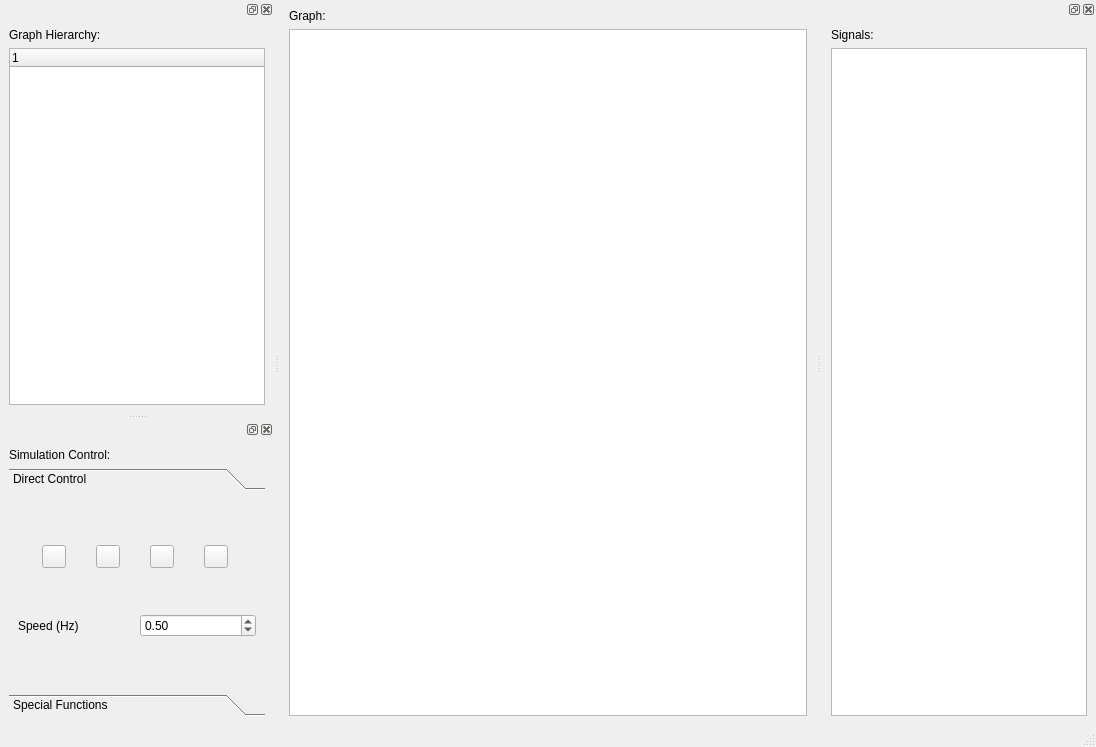
Above: libs/metaHDL_vis_qt/source/metaHDL_vis_Qt/MainWindowSimulate.ui from synogate/gatery before the change. Below: the same form after it.
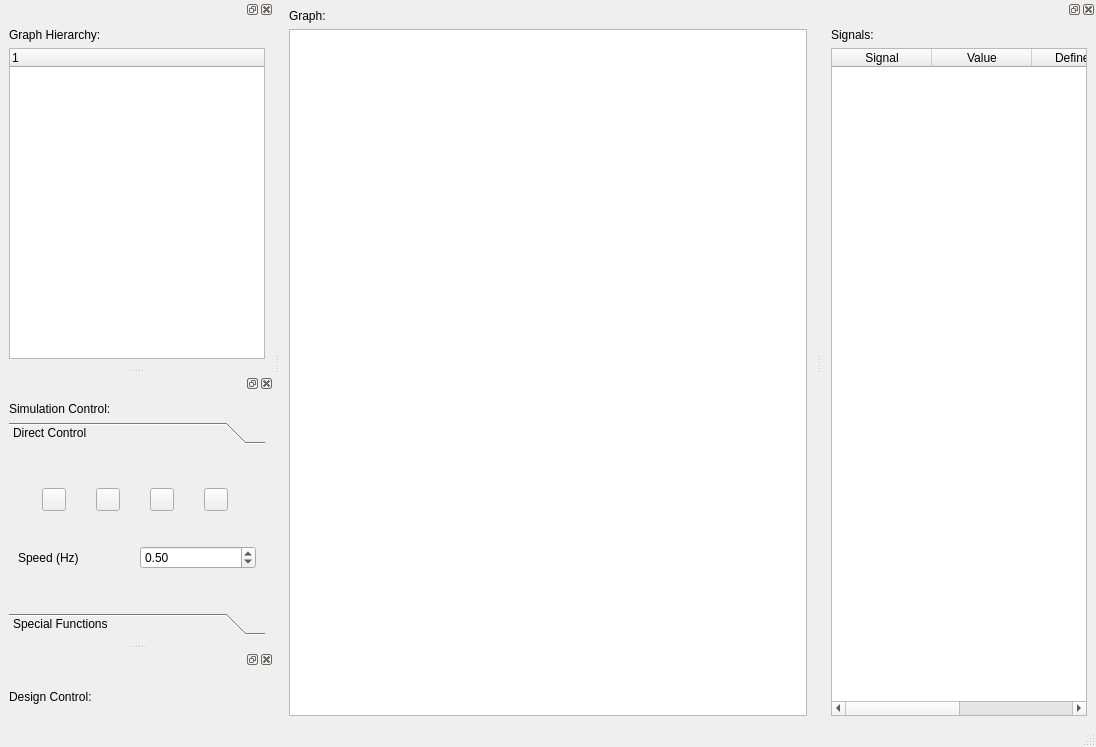
That is the form after the change. Icons and pictures are not drawn. Custom widgets are drawn as their Qt base class.

Patch:
```diff
--- a/libs/metaHDL_vis_qt/source/metaHDL_vis_Qt/MainWindowSimulate.ui
+++ b/libs/metaHDL_vis_qt/source/metaHDL_vis_Qt/MainWindowSimulate.ui
@@ -52,7 +52,28 @@
       </widget>
      </item>
      <item>
-      <widget class="QTableWidget" name="tableWidget"/>
+      <widget class="QTableWidget" name="tableWidget_signals">
+       <column>
+        <property name="text">
+         <string>Signal</string>
+        </property>
+       </column>
+       <column>
+        <property name="text">
+         <string>Value</string>
+        </property>
+       </column>
+       <column>
+        <property name="text">
+         <string>Defined in</string>
+        </property>
+       </column>
+       <column>
+        <property name="text">
+         <string>Driver defined in</string>
+        </property>
+       </column>
+      </widget>
      </item>
     </layout>
    </widget>
@@ -71,13 +92,7 @@
       </widget>
      </item>
      <item>
-      <widget class="QTreeWidget" name="treeWidget">
-       <column>
-        <property name="text">
-         <string notr="true">1</string>
-        </property>
-       </column>
-      </widget>
+      <widget class="QTreeWidget" name="treeView_graphHierarchy"/>
      </item>
     </layout>
    </widget>
@@ -109,7 +124,7 @@
           <x>0</x>
           <y>0</y>
           <width>256</width>
-          <height>89</height>
+          <height>150</height>
          </rect>
         </property>
         <attribute name="label">
@@ -203,6 +218,22 @@
     </layout>
    </widget>
   </widget>
+  <widget class="QDockWidget" name="dockWidget_5">
+   <attribute name="dockWidgetArea">
+    <number>1</number>
+   </attribute>
+   <widget class="QWidget" name="dockWidgetContents_5">
+    <layout class="QVBoxLayout" name="verticalLayout_6">
+     <item>
+      <widget class="QLabel" name="label_6">
+       <property name="text">
+        <string>Design Control:</string>
+       </property>
+      </widget>
+     </item>
+    </layout>
+   </widget>
+  </widget>
  </widget>
  <customwidgets>
   <customwidget>
```
Left out of the diff: 12 changed lines with no effect on the pictures.
